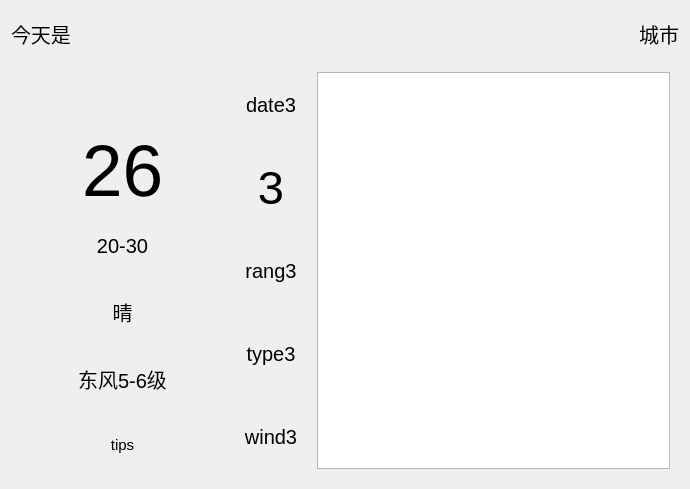
This is src/web/MyWeatherWidget.ui in jingjing1989/YouYoQt as Qt 5 draws it before an edit. The edited form follows.
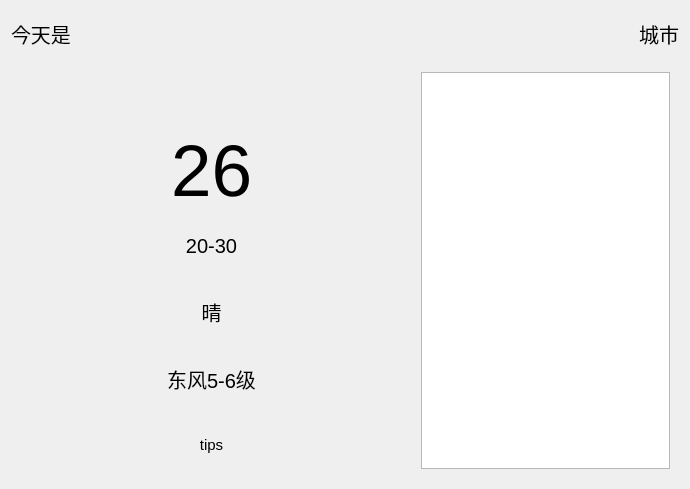
This is the edited form.

```diff
--- a/src/web/MyWeatherWidget.ui
+++ b/src/web/MyWeatherWidget.ui
@@ -64,7 +64,7 @@
     </layout>
    </item>
    <item row="1" column="0">
-    <layout class="QHBoxLayout" name="horizontalLayout_2" stretch="3,1,5">
+    <layout class="QHBoxLayout" name="horizontalLayout_2" stretch="3,2">
      <property name="spacing">
       <number>0</number>
      </property>
@@ -157,92 +157,13 @@
        </item>
       </layout>
      </item>
-     <item>
-      <layout class="QVBoxLayout" name="verticalLayout_4">
-       <item>
-        <widget class="QLabel" name="label_date3">
-         <property name="font">
-          <font>
-           <pointsize>15</pointsize>
-          </font>
-         </property>
-         <property name="text">
-          <string>date3</string>
-         </property>
-         <property name="alignment">
-          <set>Qt::AlignCenter</set>
-         </property>
-        </widget>
-       </item>
-       <item>
-        <widget class="QLabel" name="label_icon3">
-         <property name="font">
-          <font>
-           <pointsize>35</pointsize>
-          </font>
-         </property>
-         <property name="text">
-          <string>3</string>
-         </property>
-         <property name="alignment">
-          <set>Qt::AlignCenter</set>
-         </property>
-        </widget>
-       </item>
-       <item>
-        <widget class="QLabel" name="label_temrange3">
-         <property name="font">
-          <font>
-           <pointsize>15</pointsize>
-          </font>
-         </property>
-         <property name="text">
-          <string>rang3</string>
-         </property>
-         <property name="alignment">
-          <set>Qt::AlignCenter</set>
-         </property>
-        </widget>
-       </item>
-       <item>
-        <widget class="QLabel" name="label_type3">
-         <property name="font">
-          <font>
-           <pointsize>15</pointsize>
-          </font>
-         </property>
-         <property name="text">
-          <string>type3</string>
-         </property>
-         <property name="alignment">
-          <set>Qt::AlignCenter</set>
-         </property>
-        </widget>
-       </item>
-       <item>
-        <widget class="QLabel" name="label_wind3">
-         <property name="font">
-          <font>
-           <pointsize>15</pointsize>
-          </font>
-         </property>
-         <property name="text">
-          <string>wind3</string>
-         </property>
-         <property name="alignment">
-          <set>Qt::AlignCenter</set>
-         </property>
-        </widget>
-       </item>
-      </layout>
-     </item>
      <item>
       <widget class="QWidget" name="widget" native="true">
        <layout class="QGridLayout" name="gridLayout">
         <item row="0" column="0">
          <widget class="QTableView" name="tableView">
           <property name="sizePolicy">
-           <sizepolicy hsizetype="Preferred" vsizetype="Preferred">
+           <sizepolicy hsizetype="Expanding" vsizetype="Expanding">
             <horstretch>0</horstretch>
             <verstretch>0</verstretch>
            </sizepolicy>
@@ -252,6 +173,12 @@
             <pointsize>11</pointsize>
            </font>
           </property>
+          <property name="verticalScrollBarPolicy">
+           <enum>Qt::ScrollBarAlwaysOff</enum>
+          </property>
+          <property name="horizontalScrollBarPolicy">
+           <enum>Qt::ScrollBarAlwaysOff</enum>
+          </property>
           <property name="editTriggers">
            <set>QAbstractItemView::NoEditTriggers</set>
           </property>
```
